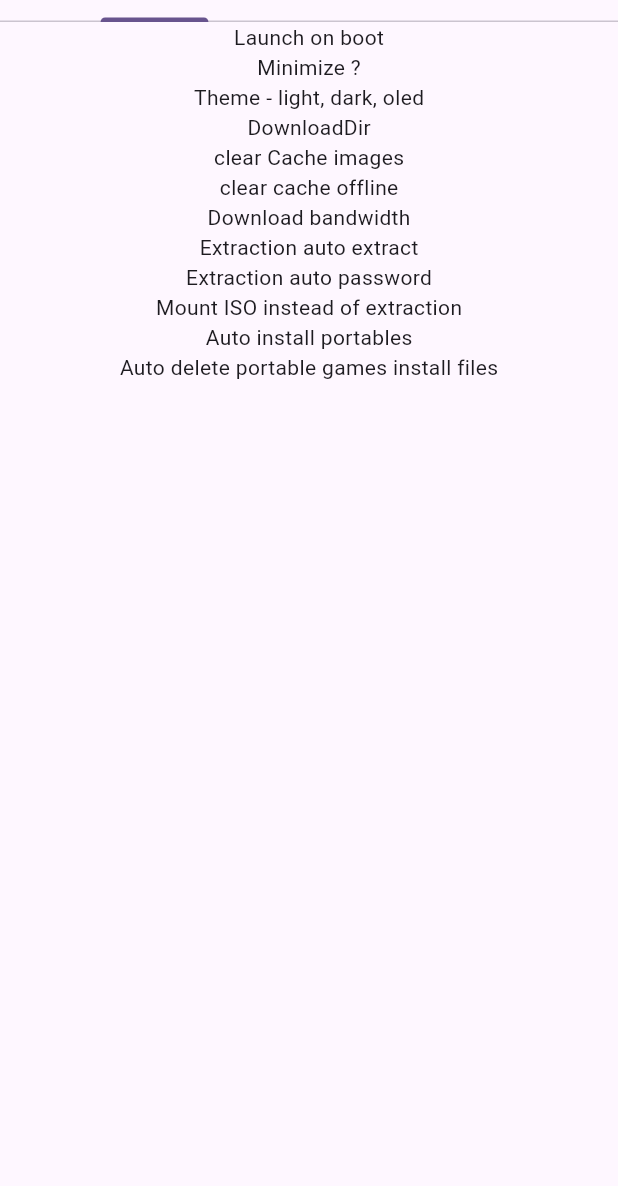
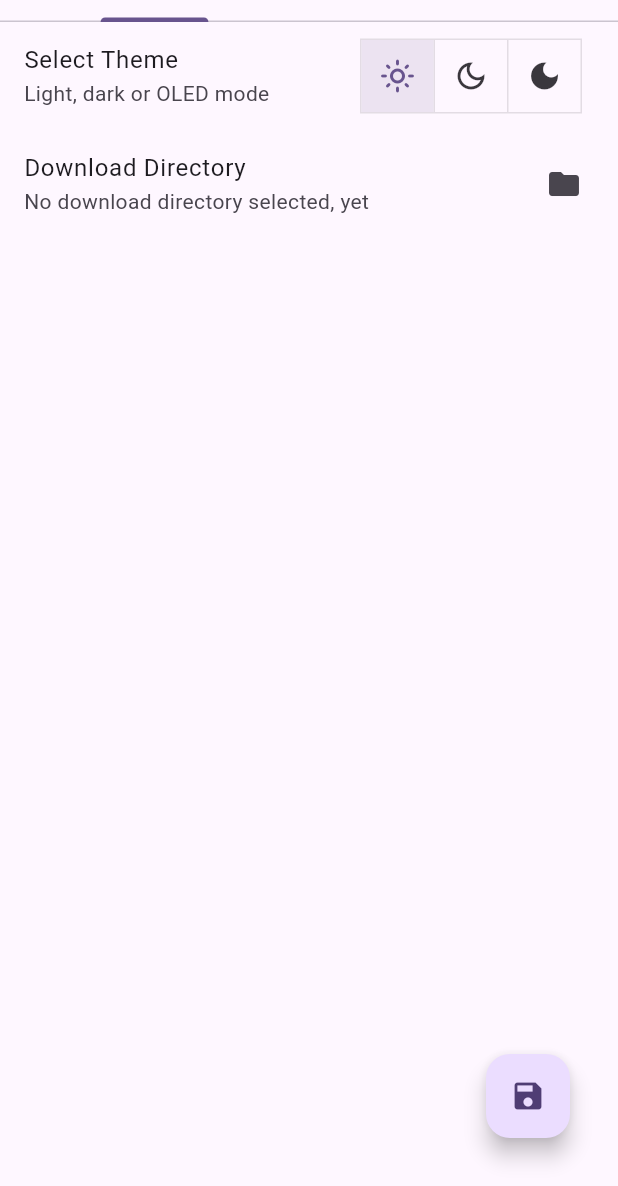
Before and after one commit to felixjulianheitmann/clavis, a Flutter app: the SettingsPage screen opened directly, on a phone screen of 412 x 824 dp, the part 50-1236 px from its top. Run offline on Flutter 3.47's test engine with Material 3 defaults, Android fonts, the phone set to English and light mode, and no system bars; our stand-ins replace animated_splash_screen, carousel_slider, dio, file_picker, flutter_bloc, flutter_secure_storage and 5 more; missing offline and left inert: gamevault_client_sdk; accounts and stored records are empty; generated files the repository leaves out were written again.

Commit message:
Dabbled around with the settings page

```diff
--- a/lib/l10n/app_en.arb
+++ b/lib/l10n/app_en.arb
@@ -17,5 +17,12 @@
     "size_gigabytes": "{size} GB",
     "size_terabytes": "{size} TB",
     "settings_app_title": "Application",
-    "settings_gamevault_title": "Gamevault"
+    "settings_gamevault_title": "Gamevault",
+    "settings_autolaunch_title": "Launch clavis on boot",
+    "settings_autolaunch_subtitle": "Not yet useful - why would you autostart this?",
+    "settings_theme_select_title": "Select Theme",
+    "settings_theme_select_subtitle": "Light, dark or OLED mode",
+    "settings_download_dir_title": "Download Directory",
+    "settings_download_dir_not_selected": "No download directory selected, yet",
+    "settings_download_dir_select_title": "Select download directory"
 }
--- a/lib/util/preferences.dart
+++ b/lib/util/preferences.dart
@@ -1,5 +1,18 @@
 import 'package:clavis/util/logger.dart';
 import 'package:shared_preferences/shared_preferences.dart';
+
+enum ClavisTheme { light, dark, black }
+
+class AppSettings {
+  AppSettings({
+    required this.downloadDir,
+    required this.launchOnBoot,
+    required this.theme,
+  });
+  String? downloadDir;
+  bool launchOnBoot;
+  ClavisTheme theme;
+}
 
 class Preferences {
   static Future<T?> _get<T>(String key) async {
@@ -7,13 +20,13 @@
     if(T == String) {
       return store.getString(key) as T?;
     } else if (T == int) {
-      return store.getInt(key) as T;
+      return store.getInt(key) as T?;
     } else if (T == double) {
-      return store.getDouble(key) as T;
+      return store.getDouble(key) as T?;
     } else if (T == bool) {
-      return store.getBool(key) as T;
+      return store.getBool(key) as T?;
     } else if (T == List<String>) {
-      return store.getStringList(key) as T;
+      return store.getStringList(key) as T?;
     }
     return null;
   }
@@ -52,5 +65,40 @@
 
   static const _keyDownloadDir = "games.downloadDir";
   static Future<String?> getDownloadDir() async => await _get(_keyDownloadDir);
-  static Future<void> setDownloadDir(d) async => await _set(_keyDownloadDir, d);
+  static Future<void> setDownloadDir(String d) async =>
+      await _set(_keyDownloadDir, d);
+
+  static const _keyTheme = "app.theme";
+  static const _keyLaunchOnBoot = "app.launchOnBoot";
+  static Future<ClavisTheme?> getTheme() async {
+    final idx = await _get<int>(_keyTheme);
+    if (idx != null && idx < ClavisTheme.values.length) {
+      return ClavisTheme.values[idx];
+    }
+    return null;
+  }
+
+  static Future<void> setTheme(ClavisTheme t) async {
+    await _set(_keyTheme, t.index);
+  }
+
+  static Future<bool?> getLaunchOnBoot() async => await _get(_keyLaunchOnBoot);
+  static Future<void> setLaunchOnBoot(bool v) async =>
+      await _set(_keyLaunchOnBoot, v);
+
+  static Future<AppSettings> getAppSettings() async {
+    return AppSettings(
+      downloadDir: await getDownloadDir(),
+      launchOnBoot: await getLaunchOnBoot() ?? false,
+      theme: await getTheme() ?? ClavisTheme.light,
+    );
+  }
+
+  static Future<void> setAppSettings(AppSettings settings) async {
+    if (settings.downloadDir != null) {
+      await setDownloadDir(settings.downloadDir!);
+    }
+    await setLaunchOnBoot(settings.launchOnBoot);
+    await setTheme(settings.theme);
+  }
 }
--- a/lib/widgets/drawer.dart
+++ b/lib/widgets/drawer.dart
@@ -7,13 +7,14 @@
 import 'package:clavis/constants.dart';
 import 'package:gamevault_client_sdk/api.dart';
 
+void _setPage(BuildContext context, String page) {
+  final pageChanger = context.read<PageBloc>();
+  pageChanger.add(PageChangedEvent(page));
+  Navigator.pop(context);
+}
+
 class SidebarDrawer extends StatelessWidget {
   const SidebarDrawer({super.key});
-
-  void setPage(BuildContext context, String page) {
-    final pageChanger = context.read<PageBloc>();
-    pageChanger.add(PageChangedEvent(page));
-  }
 
   @override
   Widget build(BuildContext context) {
@@ -50,12 +51,12 @@
           ListTile(
             leading: Icon(Icons.gamepad),
             title: Text(translate.games_title),
-            onTap: () => setPage(context, Constants.gamesPageKey),
+            onTap: () => _setPage(context, Constants.gamesPageKey),
           ),
           ListTile(
             leading: Icon(Icons.person),
             title: Text(translate.users_title),
-            onTap: () => setPage(context, Constants.usersPageKey),
+            onTap: () => _setPage(context, Constants.usersPageKey),
           ),
           Spacer(),
           Divider(),
@@ -63,7 +64,7 @@
           ListTile(
             leading: Icon(Icons.settings),
             title: Text(translate.settings_title),
-            onTap: () => setPage(context, Constants.settingsPageKey),
+            onTap: () => _setPage(context, Constants.settingsPageKey),
           ),
         ],
       ),
@@ -91,11 +92,7 @@
           return ListTile(
             leading: Icon(Icons.person),
             title: Text(_userTitle(state.me)),
-            onTap: () {
-              context.read<PageBloc>().add(
-                PageChangedEvent(Constants.userMePageKey),
-              );
-            },
+            onTap: () => _setPage(context, Constants.userMePageKey),
           );
         }
 
--- a/lib/widgets/settings/app_settings.dart
+++ b/lib/widgets/settings/app_settings.dart
@@ -1,28 +1,142 @@
+import 'package:clavis/main.dart';
+import 'package:clavis/util/logger.dart';
+import 'package:clavis/util/preferences.dart';
+import 'package:file_picker/file_picker.dart';
+import 'package:flutter/foundation.dart';
 import 'package:flutter/material.dart';
+import 'package:flutter_gen/gen_l10n/app_localizations.dart';
 
-class AppSettings extends StatelessWidget {
-  const AppSettings({super.key});
+class AppSettingsPanel extends StatefulWidget {
+  const AppSettingsPanel({super.key});
+
+  @override
+  State<AppSettingsPanel> createState() => _AppSettingsPanelState();
+}
+
+class _AppSettingsPanelState extends State<AppSettingsPanel> {
+  late Future<AppSettings> _settings;
+
+  final _themeSelection = [false, false, false];
+
+  @override
+  void initState() {
+    super.initState();
+    _settings = Preferences.getAppSettings();
+  }
 
   @override
   Widget build(BuildContext context) {
-    return Column(
-      children: [
-        Text("Launch on boot"),
-        Text("Minimize ?"),
-        Text("Theme - light, dark, oled"),
-        Text("DownloadDir"),
-        //
-        // Server
-        Text("clear Cache images"),
-        Text("clear cache offline"),
-        // download and install
-        Text("Download bandwidth"),
-        Text("Extraction auto extract"),
-        Text("Extraction auto password"),
-        Text("Mount ISO instead of extraction"),
-        Text("Auto install portables"),
-        Text("Auto delete portable games install files"),
-      ],
+    final translate = AppLocalizations.of(context)!;
+    return FutureBuilder(
+      future: _settings,
+      builder: (context, snapshot) {
+        if (snapshot.hasError) {
+          log.e(
+            "couldn't load app settings and future failed",
+            error: snapshot.error,
+          );
+          return Center(
+            child: Card(
+              color: Colors.amber,
+              child: Text(snapshot.error.toString()),
+            ),
+          );
+        } else if (!snapshot.hasData) {
+          return Center(child: CircularProgressIndicator());
+        }
+
+        var settings = snapshot.data!;
+
+        return Stack(
+          children: [
+            Form(
+              child: ListView(
+                children: [
+                  ListTile(
+                    title: Text(translate.settings_theme_select_title),
+                    subtitle: Text(translate.settings_theme_select_subtitle),
+                    trailing: ToggleButtons(
+                      isSelected: [
+                        settings.theme == ClavisTheme.light,
+                        settings.theme == ClavisTheme.dark,
+                        settings.theme == ClavisTheme.black,
+                      ],
+                      onPressed: (index) {
+                        setState(() {
+                          for (int i = 0; i < _themeSelection.length; i++) {
+                            _themeSelection[i] = i == index;
+                          }
+                          settings.theme = ClavisTheme.values[index];
+                        });
+                      },
+                      children: [
+                        Icon(Icons.light_mode_outlined),
+                        Icon(Icons.dark_mode_outlined),
+                        Icon(Icons.dark_mode),
+                      ],
+                    ),
+                  ),
+                  Visibility(
+                    visible: false, // not yet useful
+                    child: ListTile(
+                      title: Text(translate.settings_autolaunch_title),
+                      subtitle: Text(translate.settings_autolaunch_subtitle),
+                      trailing: Switch(
+                        value: settings.launchOnBoot,
+                        onChanged:
+                            (b) => setState(() => settings.launchOnBoot = b),
+                      ),
+                    ),
+                  ),
+
+                  // Text("Minimize ?"),
+                  Visibility(
+                    visible:
+                        !kIsWeb, // download directory not useful on web clients
+                    child: ListTile(
+                      title: Text(translate.settings_download_dir_title),
+                      subtitle: Text(
+                        settings.downloadDir ??
+                            translate.settings_download_dir_not_selected,
+                      ),
+                      trailing: Icon(Icons.folder),
+                      onTap: () async {
+                        final dir = await FilePicker.platform.getDirectoryPath(
+                          dialogTitle:
+                              translate.settings_download_dir_select_title,
+                        );
+                        setState(() {
+                          settings.downloadDir = dir;
+                        });
+                      },
+                    ),
+                  ),
+                  // download and install
+                  // Text("Download bandwidth"),
+                  // Text("Extraction auto extract"),
+                  // Text("Extraction auto password"),
+                  // Text("Mount ISO instead of extraction"),
+                  // Text("Auto install portables"),
+                  // Text("Auto delete portable games install files"),
+                ],
+              ),
+            ),
+
+            Align(
+              alignment: Alignment.bottomRight,
+              child: Padding(
+                padding: EdgeInsets.all(32),
+                child: FloatingActionButton(
+                  child: Icon(Icons.save),
+                  onPressed: () async {
+                    await Preferences.setAppSettings(settings);
+                  },
+                ),
+              ),
+            ),
+          ],
+        );
+      },
     );
   }
 }
--- a/lib/widgets/settings/settings_page.dart
+++ b/lib/widgets/settings/settings_page.dart
@@ -22,15 +22,13 @@
               Tab(text: translate.settings_gamevault_title),
             ],
           ),
-          body: TabBarView(children: [AppSettings(), GamevaultSettings()]),
+          body: TabBarView(children: [AppSettingsPanel(), GamevaultSettings()]),
         ),
       );
     } else {
       return Row(
-        mainAxisSize: MainAxisSize.max,
         children: [
-          Expanded(child: AppSettings()),
-          Divider(),
+          Expanded(child: AppSettingsPanel()),
           Expanded(child: GamevaultSettings()),
         ],
       );
--- a/pubspec.yaml
+++ b/pubspec.yaml
@@ -32,6 +32,7 @@
   http: ^1.3.0
   dio: ^5.8.0+1
   logger: ^2.5.0
+  file_picker: ^10.0.0
 
 dev_dependencies:
   flutter_test:
```
Also changed, not shown: pubspec.lock, 1 other file.
